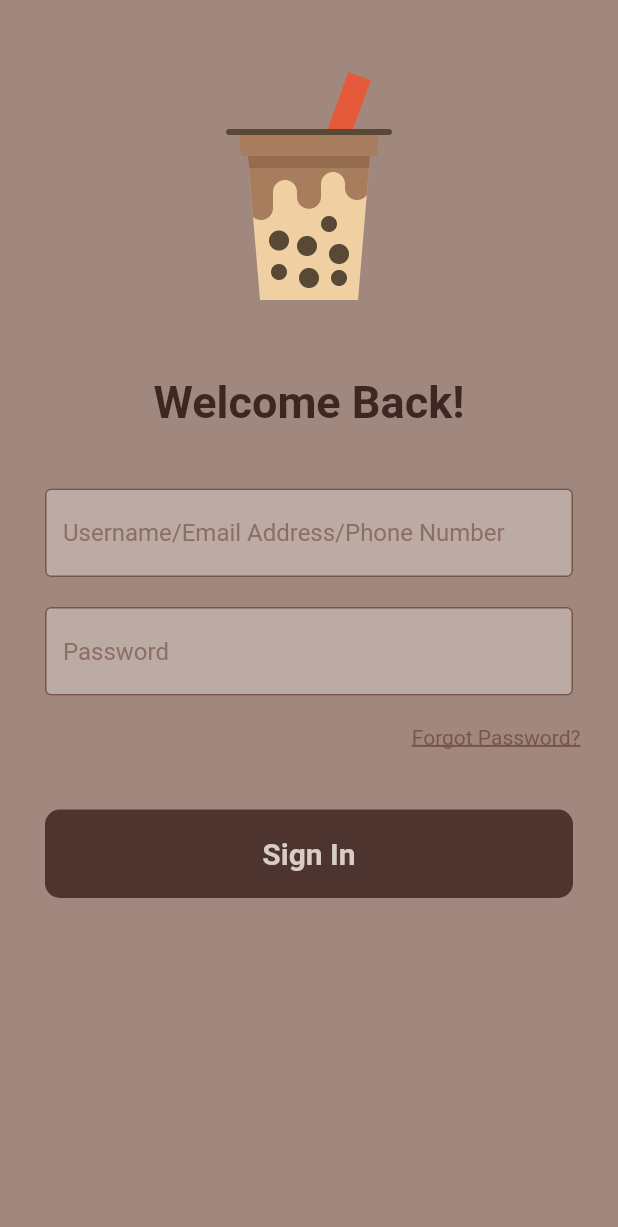
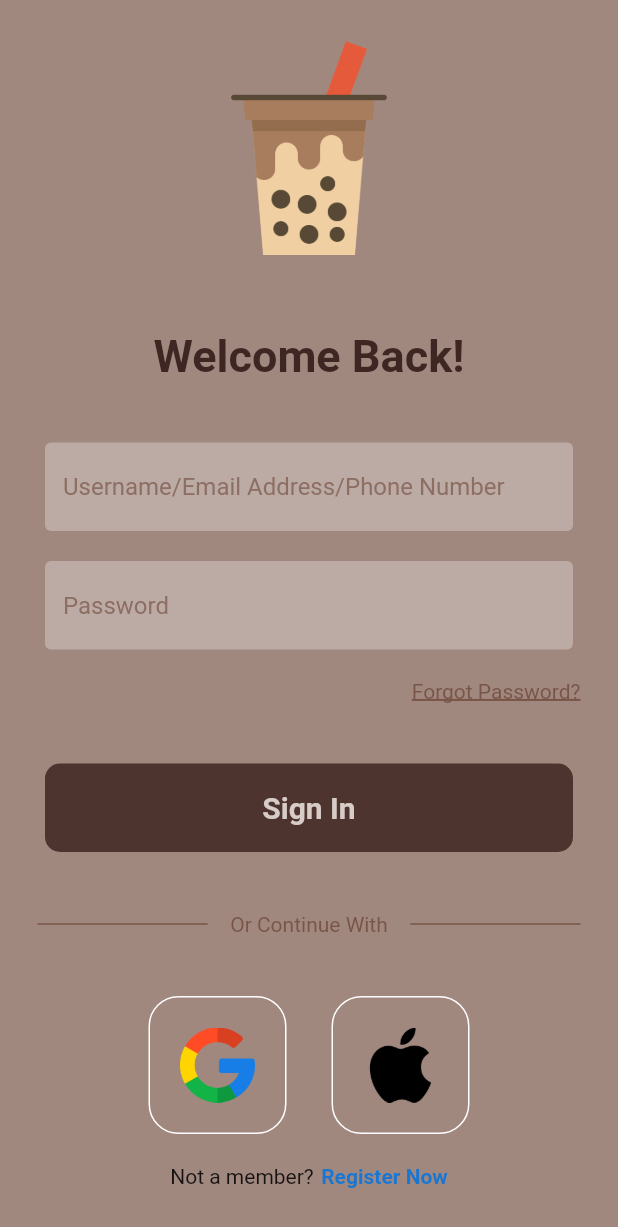
Before and after one commit to GAmuzak/bubble_tea_app, a Flutter app: the screen it shows after launch, on a phone screen of 412 x 824 dp. Shown: the top 1227 px of the screen. Run offline on Flutter 3.47's test engine with Material 2 defaults, Android fonts, the phone set to English and light mode, and no system bars.

Commit message:
login screen created

```diff
--- /dev/null
+++ b/lib/components/continue_divider.dart
@@ -0,0 +1,40 @@
+// ignore_for_file: prefer_const_literals_to_create_immutables, prefer_const_constructors
+
+import 'package:flutter/material.dart';
+
+class ContinueDivier extends StatelessWidget {
+  const ContinueDivier({super.key});
+
+  @override
+  Widget build(BuildContext context) {
+    return Padding(
+      padding: const EdgeInsets.symmetric(horizontal: 25.0),
+      child: Row(
+        children: [
+          Expanded(
+            child: Divider(
+              thickness: 1,
+              color: Colors.brown[500],
+            ),
+          ),
+          Padding(
+            padding: const EdgeInsets.symmetric(horizontal:15.0),
+            child: Text(
+              "Or Continue With",
+              style: TextStyle(
+                color: Colors.brown,
+
+              ),
+            ),
+          ),
+          Expanded(
+            child: Divider(
+              thickness: 1,
+              color: Colors.brown[500],
+            ),
+          ),
+        ],
+      ),
+    );
+  }
+}
--- a/lib/components/data_field.dart
+++ b/lib/components/data_field.dart
@@ -9,7 +9,7 @@ class UserDataField extends StatelessWidget {
 
   const UserDataField({
     super.key,
-    this.controller,
+    required this.controller,
     required this.hintText,
     required this.obscureText
   });
@@ -23,10 +23,10 @@ class UserDataField extends StatelessWidget {
         obscureText: obscureText,
         decoration: InputDecoration(
           enabledBorder: OutlineInputBorder(
-            borderSide: BorderSide(color: Colors.brown)
+            borderSide: BorderSide(color: Colors.transparent)
           ),
           focusedBorder: OutlineInputBorder(
-            borderSide: BorderSide(color: Colors.black)
+            borderSide: BorderSide(color: Colors.white)
           ),
           fillColor: Colors.brown[200],
           filled: true,
--- /dev/null
+++ b/lib/components/square_tile.dart
@@ -0,0 +1,24 @@
+// ignore_for_file: prefer_const_literals_to_create_immutables, prefer_const_constructors
+
+import 'package:flutter/material.dart';
+
+class SquareTile extends StatelessWidget {
+  final String imagePath;
+
+  const SquareTile({super.key, required this.imagePath});
+
+  @override
+  Widget build(BuildContext context) {
+    return Container(
+      padding: EdgeInsets.all(20),
+      decoration: BoxDecoration(
+        // color: Colors.brown[200],
+        border: Border.all(
+          color: Colors.white,
+        ),
+        borderRadius: BorderRadius.circular(20)
+      ),
+      child: Image.asset(imagePath, height: 50,),
+    );
+  }
+}
--- a/lib/pages/login.dart
+++ b/lib/pages/login.dart
@@ -1,7 +1,9 @@
 // ignore_for_file: prefer_const_literals_to_create_immutables, prefer_const_constructors
 
+import 'package:bubble_tea_app/components/continue_divider.dart';
 import 'package:bubble_tea_app/components/data_field.dart';
 import 'package:bubble_tea_app/components/sign_in_button.dart';
+import 'package:bubble_tea_app/components/square_tile.dart';
 import 'package:flutter/material.dart';
 
 class Login extends StatelessWidget {
@@ -17,14 +19,17 @@ class Login extends StatelessWidget {
   @override
   Widget build(BuildContext context) {
     return Scaffold(
+      resizeToAvoidBottomInset : false,
       backgroundColor: Colors.brown[300],
-      body: SafeArea(
+      body: SingleChildScrollView(
+        child: SafeArea(
           child: Center(
             child: Column(
+              mainAxisAlignment: MainAxisAlignment.center,
               children: [
                 // LOGO
-              SizedBox(height:40),
-              Image.asset("images/bubble-tea-main.png", scale: 3,),
+                SizedBox(height:20),
+                Image.asset("images/bubble-tea-main.png", height: 160,),
                 // Welcome Back Text
                 SizedBox(height:40),
                 Text(
@@ -72,11 +77,35 @@ class Login extends StatelessWidget {
                 SignInButton(
                   onTap: signUserIn,
                 ),
+                SizedBox(height:40),
                 // Google / Apple Sign In
+                ContinueDivier(),
+                SizedBox(height:40),
+                Row(
+                  mainAxisAlignment: MainAxisAlignment.center,
+                  children: [
+                    SquareTile(imagePath: "images/google-logo-colored.png"),
+                    SizedBox(width: 30,),
+                    SquareTile(imagePath: "images/apple-logo.png"),
+                  ],
+                ),
+                SizedBox(height:20),
+                // Register Now
+                Row(
+                  mainAxisAlignment: MainAxisAlignment.center,
+                  children: [
+                    Text("Not a member?"),
+                    SizedBox(width: 5,),
+                    Text(
+                      "Register Now",
+                      style: TextStyle(color: Colors.blue[700], fontWeight: FontWeight.bold),
+                    )
+                  ],
+                ),
 
-              // Register Now
               ],
 
+            ),
           ),
         ),
       ),
```
Lines whose indentation alone changed are shown as unchanged.
